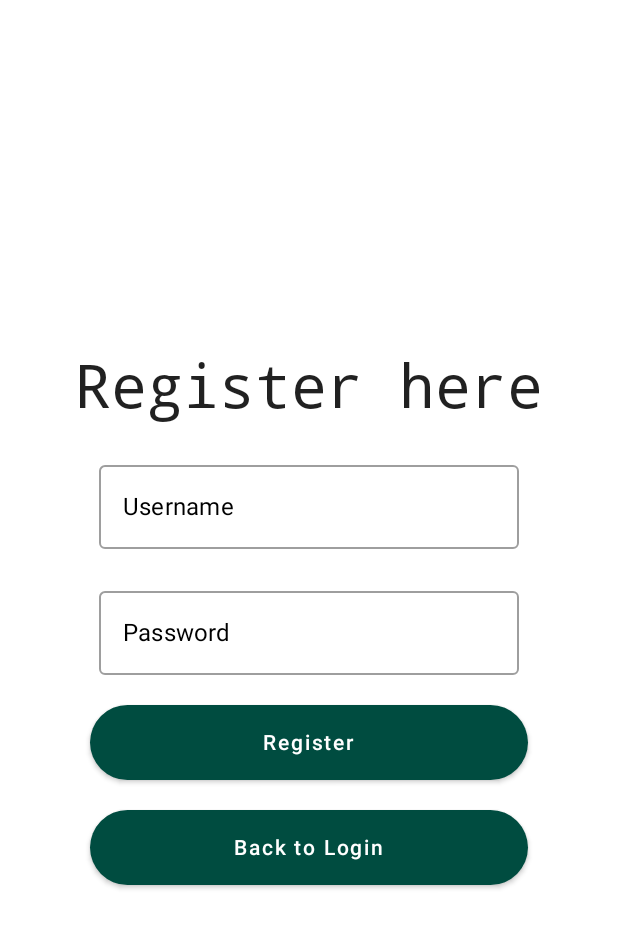
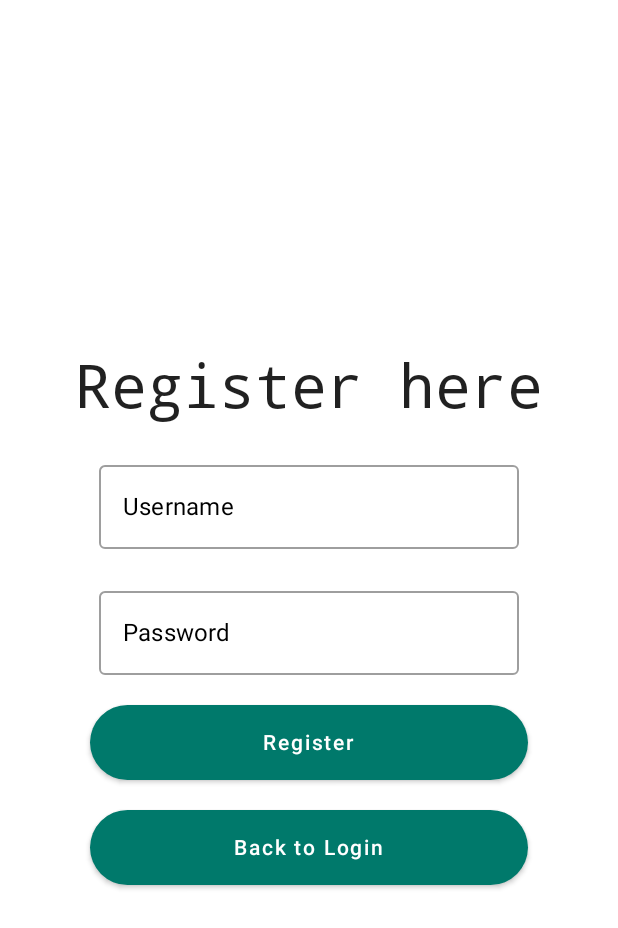
Before and after one commit to Abhi6921/kotlin-news-reader-app, an Android app built with Jetpack Compose: the RegisterScreen screen opened through its navigation route, on a phone screen of 412 x 824 dp. Shown: the top 928 px of the screen. Run offline under Robolectric (Android 15) with nearby library versions, the phone set to English and light mode, and no system bars; our stand-ins replace accompanist, paging.

Commit message:
code refactoring

```diff
--- a/app/src/main/java/nl/narvekar/abhishek/student649744/MainActivity.kt
+++ b/app/src/main/java/nl/narvekar/abhishek/student649744/MainActivity.kt
@@ -31,7 +31,6 @@ class MainActivity : ComponentActivity() {
     val articleDetailViewModel by viewModels<ArticleDetailViewModel>()
     val loginViewModel by viewModels<LoginViewModel>()
     val registerViewModel by viewModels<RegisterViewModel>()
-
     @RequiresApi(Build.VERSION_CODES.O)
     override fun onCreate(savedInstanceState: Bundle?) {
         super.onCreate(savedInstanceState)
--- a/app/src/main/java/nl/narvekar/abhishek/student649744/api/NewsApi.kt
+++ b/app/src/main/java/nl/narvekar/abhishek/student649744/api/NewsApi.kt
@@ -22,9 +22,10 @@ interface NewsApi {
     @GET("api/Articles/{id}")
     suspend fun getArticleById(@Header("x-authtoken") authToken: String, @Path("id") Id: Int) : ArticleList
 
+    @Headers("Content-Type: application/json")
+    @GET("api/Articles")
+    suspend fun getAllArticles(@Header("x-authToken") authToken: String, @Query("count") count: Int) : Response<ArticleList>
 
-    @GET("api/Articles")
-    suspend fun getAllArticles(@Header("x-authtoken") authToken: String, @Query("count") count: Int) : Response<ArticleList>
 
     @GET("api/Articles/liked")
     suspend fun getAllLikedArticles(@Header("x-authtoken") authToken: String) : ArticleList
--- a/app/src/main/java/nl/narvekar/abhishek/student649744/fragments/HomeScreen.kt
+++ b/app/src/main/java/nl/narvekar/abhishek/student649744/fragments/HomeScreen.kt
@@ -62,8 +62,10 @@ fun HomeScreen(
                             ArticleItem(article = article, isLiked = article.IsLiked) {
                                 navController.navigate(Routes.ArticleDetail.route + "/${it.Id}")
                             }
+
                         }
                     }
+
                 }
 
                 articles.apply {
--- a/app/src/main/java/nl/narvekar/abhishek/student649744/fragments/RegisterScreen.kt
+++ b/app/src/main/java/nl/narvekar/abhishek/student649744/fragments/RegisterScreen.kt
@@ -91,7 +91,7 @@ fun RegisterScreen(
                           }
                 },
                 shape = RoundedCornerShape(50.dp),
-                colors = ButtonDefaults.buttonColors(backgroundColor = MaterialTheme.colors.primaryVariant),
+                colors = ButtonDefaults.buttonColors(backgroundColor = MaterialTheme.colors.primary),
                 modifier = Modifier
                     .fillMaxWidth()
                     .height(50.dp)
@@ -110,7 +110,7 @@ fun RegisterScreen(
                 modifier = Modifier
                     .fillMaxWidth()
                     .height(50.dp),
-                colors = ButtonDefaults.buttonColors(backgroundColor = MaterialTheme.colors.primaryVariant)
+                colors = ButtonDefaults.buttonColors(backgroundColor = MaterialTheme.colors.primary)
             ) {
                 Text(text = "Back to Login")
 
--- a/app/src/main/java/nl/narvekar/abhishek/student649744/navigation/Navigation.kt
+++ b/app/src/main/java/nl/narvekar/abhishek/student649744/navigation/Navigation.kt
@@ -20,7 +20,7 @@ const val ARTICLE_ID_KEY = "Id"
 @Composable
 fun NavigationScreen(
     sharedPreferences: SharedPreferences,
-    viewModel: ArticleViewModel,
+    articleViewModel: ArticleViewModel,
     favoritesViewModel: FavoritesViewModel,
     authToken: String,
     articleDetailViewModel: ArticleDetailViewModel,
@@ -49,7 +49,7 @@ fun NavigationScreen(
             HomeScreen(
                 navController,
                 sharedPreferences,
-                viewModel,
+                articleViewModel,
                 loginViewModel
             )
         }
@@ -73,7 +73,7 @@ fun NavigationScreen(
                 navController,
                 sharedPreferences,
                 favoritesViewModel.favoritesListResponse.results,
-                viewModel,
+                articleViewModel,
                 favoritesViewModel,
                 loginViewModel
             )
```
Also changed, not shown: app/src/main/java/nl/narvekar/abhishek/student649744/viewModel/ArticlePager.kt (+4 -3 lines), app/src/main/java/nl/narvekar/abhishek/student649744/viewModel/LoginViewModel.kt (+6 -5 lines).
